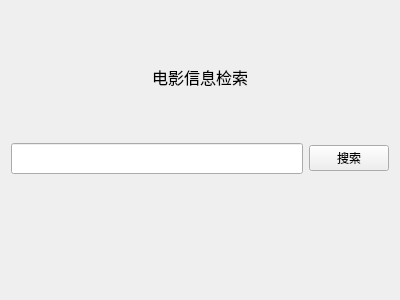
Qt form FilmContentSystem_GUI/homepage.ui (Manchery/FilmContentSystem) before a commit.
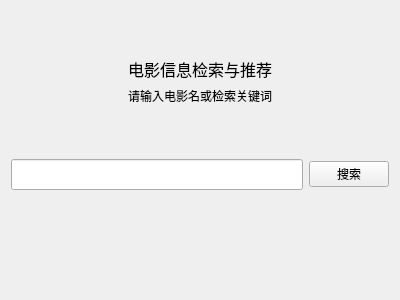
The same form after that commit.

Commit message: Feature: add some notice text on gui

The edit to the form file:
```diff
--- a/FilmContentSystem_GUI/homepage.ui
+++ b/FilmContentSystem_GUI/homepage.ui
@@ -55,7 +55,7 @@
       </font>
      </property>
      <property name="text">
-      <string>电影信息检索</string>
+      <string>电影信息检索与推荐</string>
      </property>
      <property name="scaledContents">
       <bool>false</bool>
@@ -68,6 +68,16 @@
      </property>
     </widget>
    </item>
+   <item>
+    <widget class="QLabel" name="label">
+     <property name="text">
+      <string>请输入电影名或检索关键词</string>
+     </property>
+     <property name="alignment">
+      <set>Qt::AlignCenter</set>
+     </property>
+    </widget>
+   </item>
    <item>
     <layout class="QHBoxLayout" name="horizontalLayout">
      <property name="leftMargin">
```
The commit also changes 1 other file.
